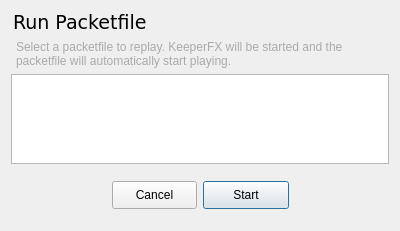
This is ui/runpacketfiledialog.ui in yani/keeperfx-launcher-qt as Qt 5 draws it before an edit. The edited form follows.
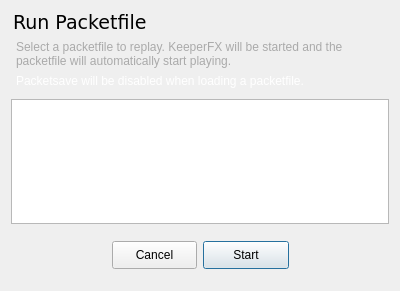
This is the edited form. Icons and pictures are not drawn.

Commit message: add notice when packetsave will be disabled while packetloading

```diff
--- a/ui/runpacketfiledialog.ui
+++ b/ui/runpacketfiledialog.ui
@@ -7,7 +7,7 @@
     <x>0</x>
     <y>0</y>
     <width>400</width>
-    <height>231</height>
+    <height>291</height>
    </rect>
   </property>
   <property name="windowTitle">
@@ -59,7 +59,40 @@
     </widget>
    </item>
    <item>
-    <widget class="QListView" name="listView"/>
+    <widget class="QLabel" name="infoPacketSaveLabel">
+     <property name="styleSheet">
+      <string notr="true">QLabel {
+color: #fff;
+}</string>
+     </property>
+     <property name="text">
+      <string comment="Notice Label">Packetsave will be disabled when loading a packetfile.</string>
+     </property>
+     <property name="wordWrap">
+      <bool>true</bool>
+     </property>
+     <property name="margin">
+      <number>5</number>
+     </property>
+     <property name="indent">
+      <number>5</number>
+     </property>
+    </widget>
+   </item>
+   <item>
+    <widget class="QListView" name="listView">
+     <property name="styleSheet">
+      <string notr="true">QListView {
+margin-top: 5px;
+}</string>
+     </property>
+     <property name="showDropIndicator" stdset="0">
+      <bool>false</bool>
+     </property>
+     <property name="alternatingRowColors">
+      <bool>false</bool>
+     </property>
+    </widget>
    </item>
    <item>
     <widget class="QWidget" name="buttonsWidget" native="true">
```
The commit also changes 3 other files.
